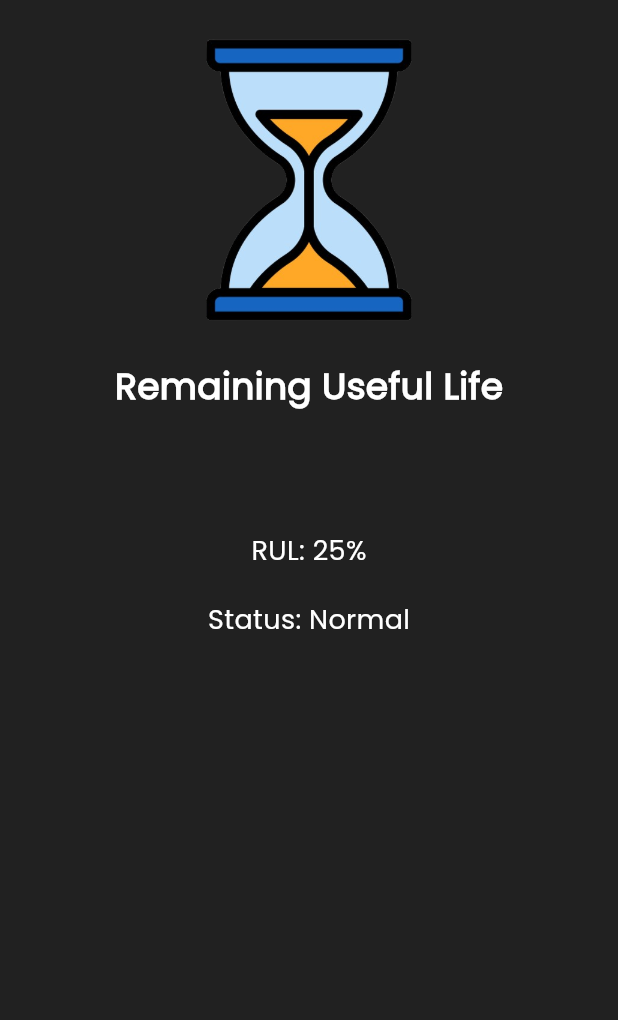
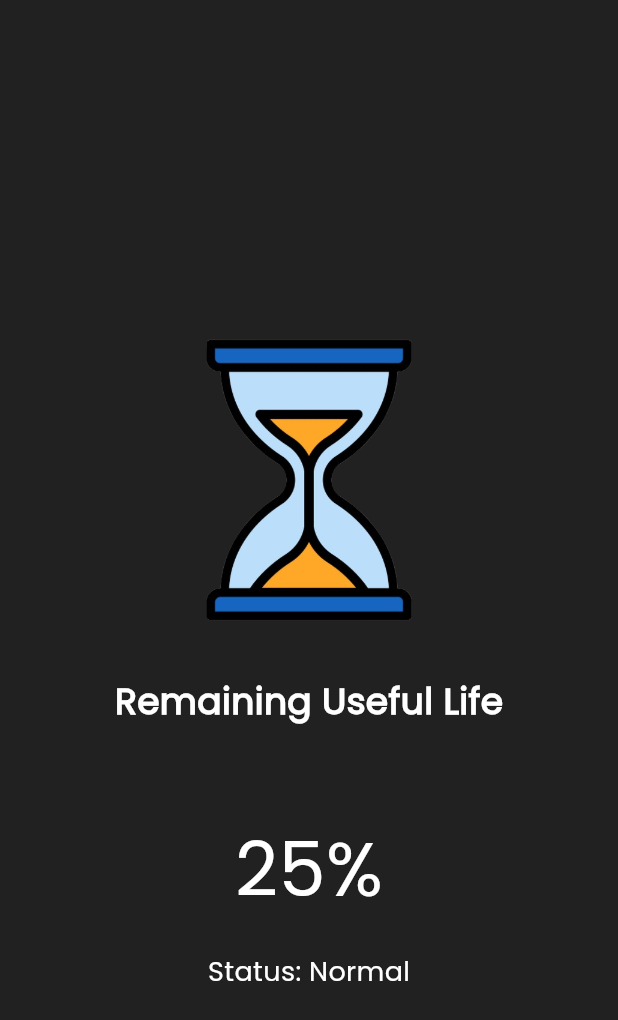
Before and after one commit to AshenDulsanka/IoT-PMS, a Flutter app: the Rul screen opened directly, on a phone screen of 412 x 824 dp. Shown: the top 1020 px of the screen. Run offline on Flutter 3.47's test engine with Material 3 defaults, Android fonts, the phone set to English and light mode, and no system bars.

Commit message:
modified rul page

```diff
--- a/mobileapp/lib/pages/rul.dart
+++ b/mobileapp/lib/pages/rul.dart
@@ -10,7 +10,7 @@ class Rul extends StatelessWidget {
       backgroundColor: Colors.grey[900],
       body: Center(
         child: Container(
-          padding: EdgeInsets.all(20.0),
+          padding: EdgeInsets.fromLTRB(20.0, 220.0, 20.0, 0.0),
           child: Column(
             mainAxisAlignment: MainAxisAlignment.start,
             children: [
@@ -20,7 +20,7 @@ class Rul extends StatelessWidget {
                 height: 200,
                 alignment: Alignment.topCenter,
               ),
-              SizedBox(height: 20),
+              SizedBox(height: 30),
               Text(
                 "Remaining Useful Life",
                 style: TextStyle(
@@ -30,11 +30,11 @@ class Rul extends StatelessWidget {
                   fontFamily: "Poppins",
                 ),
               ),
-              SizedBox(height: 80),
+              SizedBox(height: 60),
               Text(
-                "RUL: 25%",
+                "25%",
                 style: TextStyle(
-                  fontSize: 18,
+                  fontSize: 50,
                   fontWeight: FontWeight.normal,
                   color: Colors.white,
                   fontFamily: "Poppins",
```
